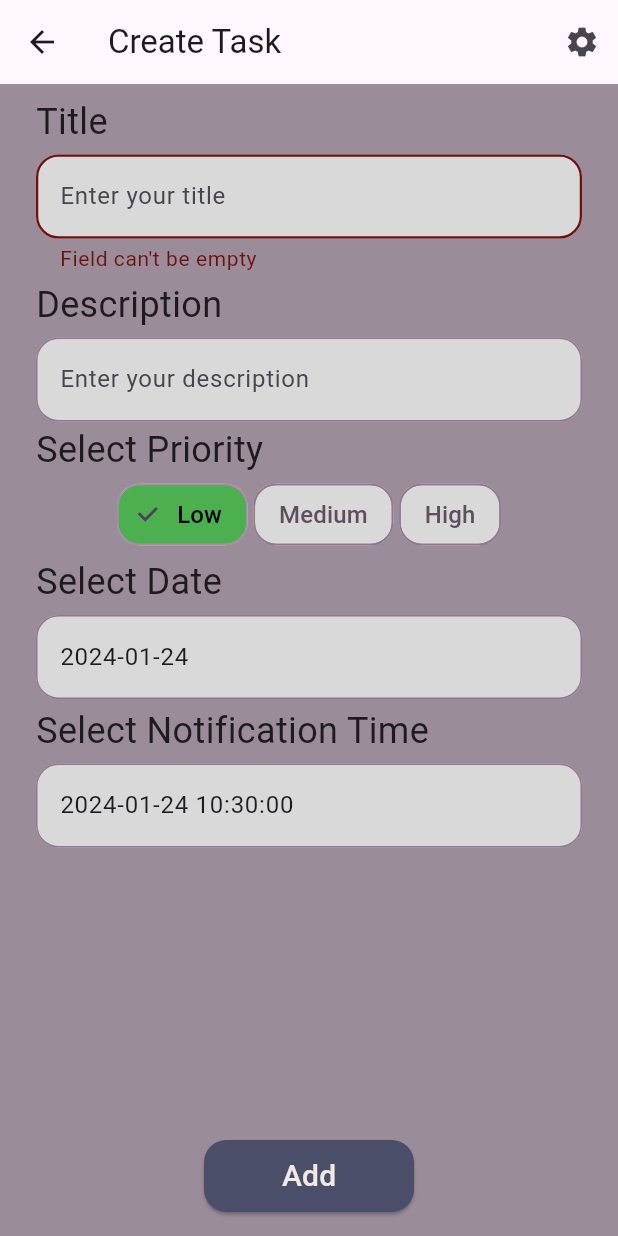
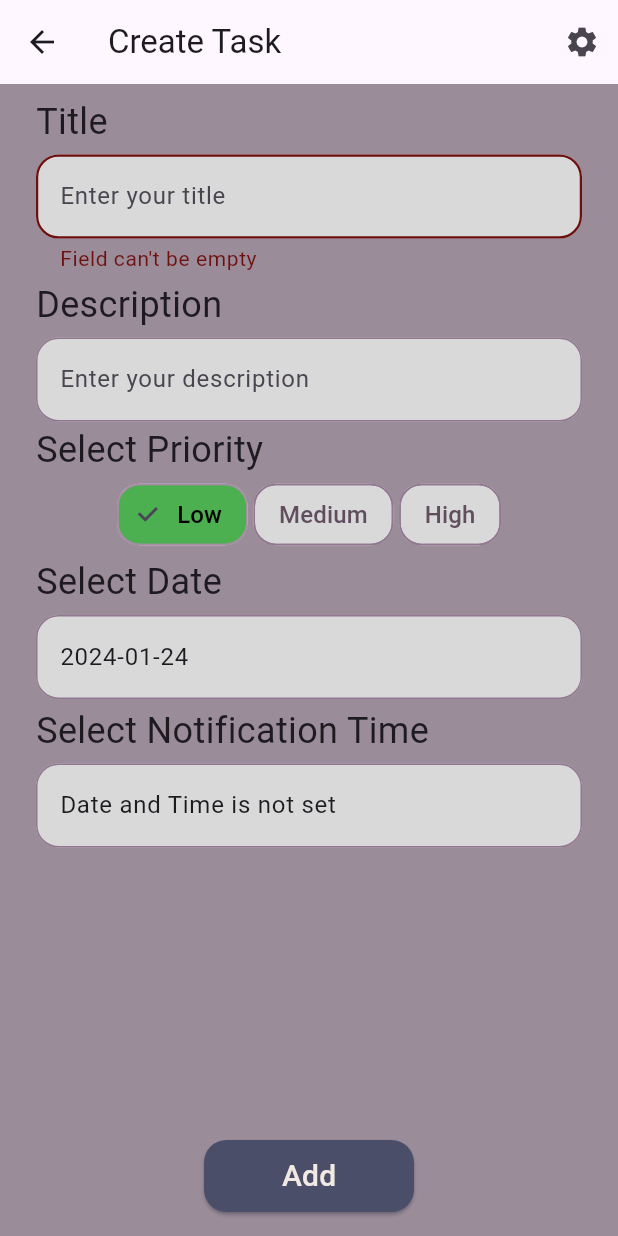
Before and after one commit to LifeBalance2023/App, a Flutter app: the TaskCreatorScreen screen opened by its route, after a tap on "Add", on a phone screen of 412 x 824 dp. Run offline on Flutter 3.47's test engine with Material 3 defaults, Android fonts, the phone set to English and light mode, and no system bars; our stand-ins replace dio, equatable, firebase_auth, firebase_core, flutter_bloc, flutter_dotenv and 5 more; accounts and stored records are empty; Roboto replaces fonts that are missing (JejuGothic).

Commit message:
Adjusted notification time text

```diff
--- a/frontend/lib/components/date_selector_component.dart
+++ b/frontend/lib/components/date_selector_component.dart
@@ -4,7 +4,7 @@ import 'package:frontend/utils/date_time_formatter.dart';
 
 class DateTimeSelectorComponent extends StatefulWidget {
   final String label;
-  final DateTime initialDateTime;
+  final DateTime? initialDateTime;
   final Function(DateTime) onDateTimeChanged;
   final bool includeTime;
   final double? horizontalPadding;
@@ -50,7 +50,7 @@ class _DateTimeSelectorComponentState extends State<DateTimeSelectorComponent> {
       onTap: () async {
         DateTime? pickedDate = await showDatePicker(
           context: context,
-          initialDate: widget.initialDateTime,
+          initialDate: widget.initialDateTime ?? DateTime.now(),
           firstDate: DateTime(2000),
           lastDate: DateTime(2030),
         );
@@ -59,7 +59,7 @@ class _DateTimeSelectorComponentState extends State<DateTimeSelectorComponent> {
           if (widget.includeTime) {
             TimeOfDay? pickedTime = await showTimePicker(
               context: context,
-              initialTime: TimeOfDay.fromDateTime(widget.initialDateTime),
+              initialTime: TimeOfDay.fromDateTime(widget.initialDateTime ?? DateTime.now()),
             );
             if (pickedTime != null) {
               finalDateTime = DateTime(
@@ -80,9 +80,12 @@ class _DateTimeSelectorComponentState extends State<DateTimeSelectorComponent> {
     );
   }
 
-  String _formatDateTime(DateTime dateTime) {
+  String _formatDateTime(DateTime? dateTime) {
+    if(dateTime == null) {
+      return 'Date and Time is not set';
+    }
     if(widget.includeTime) {
-      return DateTimeFormatter.toStringDateTime(dateTime);
+      return DateTimeFormatter.toStringDateWithHours(dateTime);
     }
     return DateTimeFormatter.toStringDate(dateTime);
   }
--- a/frontend/lib/screens/task_creator/task_creator_screen.dart
+++ b/frontend/lib/screens/task_creator/task_creator_screen.dart
@@ -156,7 +156,7 @@ class TaskCreatorScreen extends StatelessWidget {
                 padding: const EdgeInsets.only(top: 2.0),
                 child: DateTimeSelectorComponent(
                     label: 'Select Notification Time',
-                    initialDateTime: state.notificationTime ?? DateTime.now(),
+                    initialDateTime: state.notificationTime,
                     includeTime: true,
                     horizontalPadding: 16.0,
                     onDateTimeChanged: (date) {
--- a/frontend/lib/utils/date_time_formatter.dart
+++ b/frontend/lib/utils/date_time_formatter.dart
@@ -2,6 +2,8 @@ import 'package:intl/intl.dart';
 
 class DateTimeFormatter {
   static String toStringDateTime(DateTime date) => _formatDateTime(date, 'yyyy-MM-dd HH:mm:ss');
+
+  static String toStringDateWithHours(DateTime date) => _formatDateTime(date, 'yyyy-MM-dd HH:mm');
 
   static String toStringDate(DateTime date) => _formatDateTime(date, 'yyyy-MM-dd');
 
```
